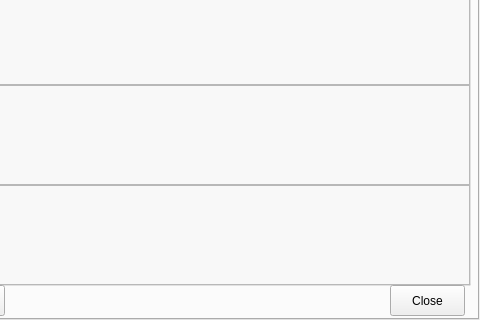
dkithmal/BinduProjectTeacher, file newmcqpaper.ui: the form before one commit; both pictures show x 642 to 1122 and y 321 to 641 of the 1122 by 641 pixel window.
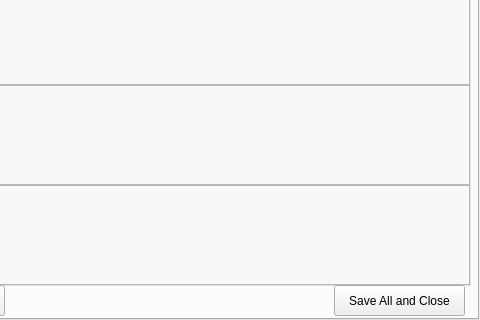
The form after the commit.

Patch:
```diff
--- a/newmcqpaper.ui
+++ b/newmcqpaper.ui
@@ -556,14 +556,14 @@
     <widget class="QPushButton" name="pBEClose">
      <property name="geometry">
       <rect>
-       <x>1030</x>
+       <x>974</x>
        <y>580</y>
-       <width>75</width>
+       <width>131</width>
        <height>31</height>
       </rect>
      </property>
      <property name="text">
-      <string>Close</string>
+      <string>Save All and Close</string>
      </property>
     </widget>
     <widget class="QPushButton" name="pBENext">
```
Left out of the diff: 8 changed lines with no effect on the pictures.
